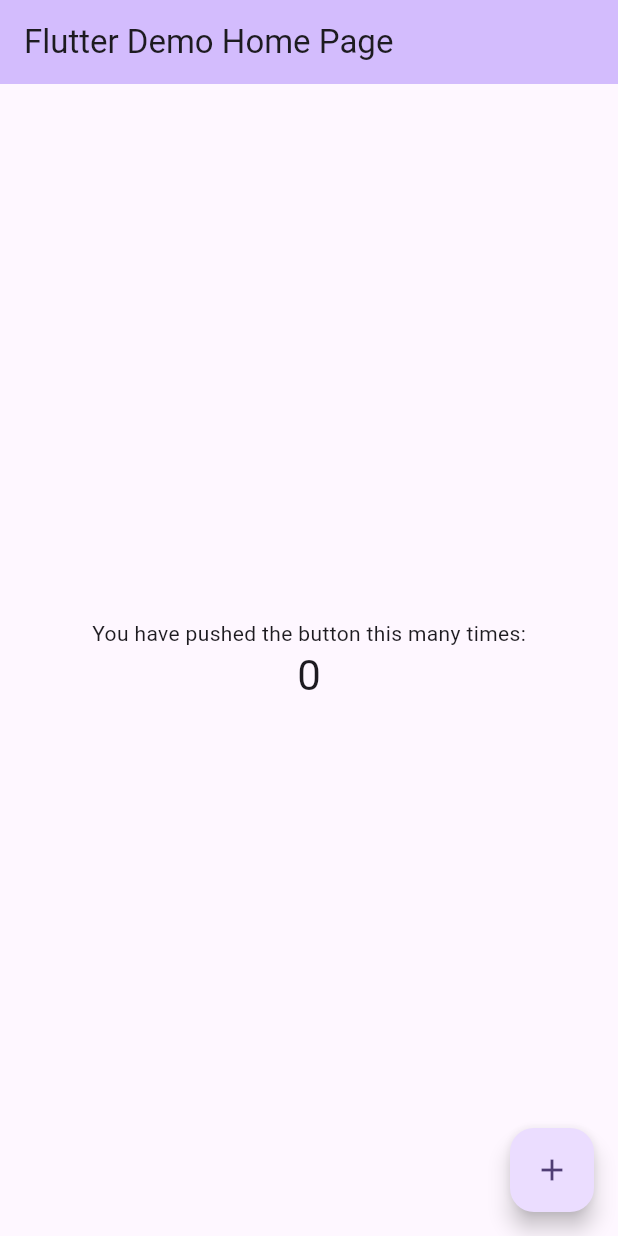
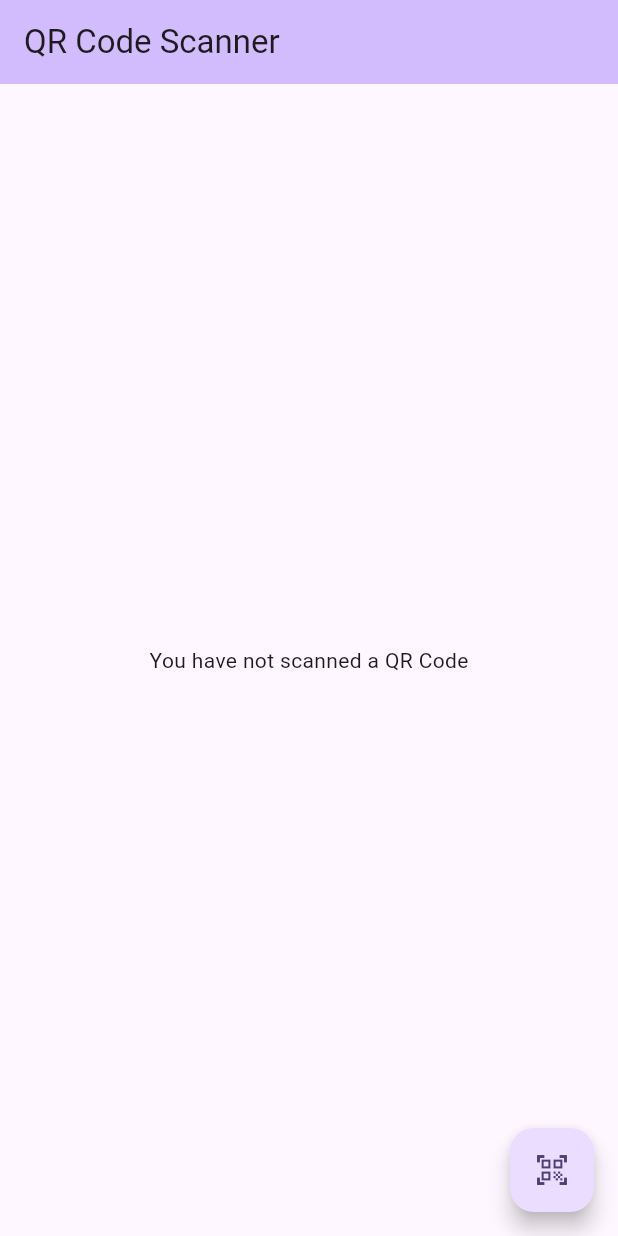
Before and after one commit to Umme-R/safe_scan_flutter, a Flutter app: the screen it shows after launch, on a phone screen of 412 x 824 dp. Run offline on Flutter 3.47's test engine with Material 3 defaults, Android fonts, the phone set to English and light mode, and no system bars; missing offline and left inert: mobile_scanner.

Commit message:
base qr code scanner implemented

```diff
--- a/lib/main.dart
+++ b/lib/main.dart
@@ -1,4 +1,6 @@
 import 'package:flutter/material.dart';
+import 'package:safe_scan_flutter/qr_code_scanner.dart';
+
 
 void main() {
   runApp(const MyApp());
@@ -11,111 +13,42 @@ class MyApp extends StatelessWidget {
   @override
   Widget build(BuildContext context) {
     return MaterialApp(
-      title: 'Flutter Demo',
-      theme: ThemeData(
-        // This is the theme of your application.
-        //
-        // TRY THIS: Try running your application with "flutter run". You'll see
-        // the application has a purple toolbar. Then, without quitting the app,
-        // try changing the seedColor in the colorScheme below to Colors.green
-        // and then invoke "hot reload" (save your changes or press the "hot
-        // reload" button in a Flutter-supported IDE, or press "r" if you used
-        // the command line to start the app).
-        //
-        // Notice that the counter didn't reset back to zero; the application
-        // state is not lost during the reload. To reset the state, use hot
-        // restart instead.
-        //
-        // This works for code too, not just values: Most code changes can be
-        // tested with just a hot reload.
-        colorScheme: .fromSeed(seedColor: Colors.deepPurple),
-      ),
-      home: const MyHomePage(title: 'Flutter Demo Home Page'),
+      title: 'Flutter QR Code Scanner Demo',
+      theme: ThemeData(colorScheme: ColorScheme.fromSeed(seedColor: Colors.deepPurple)),
+      home: const MyHomePage(title: 'QR Code Scanner'),
     );
   }
 }
 
+
 class MyHomePage extends StatefulWidget {
+  final String title;
+
   const MyHomePage({super.key, required this.title});
-
-  // This widget is the home page of your application. It is stateful, meaning
-  // that it has a State object (defined below) that contains fields that affect
-  // how it looks.
-
-  // This class is the configuration for the state. It holds the values (in this
-  // case the title) provided by the parent (in this case the App widget) and
-  // used by the build method of the State. Fields in a Widget subclass are
-  // always marked "final".
-
-  final String title;
 
   @override
   State<MyHomePage> createState() => _MyHomePageState();
 }
 
 class _MyHomePageState extends State<MyHomePage> {
-  int _counter = 0;
-
-  void _incrementCounter() {
-    setState(() {
-      // This call to setState tells the Flutter framework that something has
-      // changed in this State, which causes it to rerun the build method below
-      // so that the display can reflect the updated values. If we changed
-      // _counter without calling setState(), then the build method would not be
-      // called again, and so nothing would appear to happen.
-      _counter++;
-    });
-  }
+  String? qrCodeValue;
 
   @override
   Widget build(BuildContext context) {
-    // This method is rerun every time setState is called, for instance as done
-    // by the _incrementCounter method above.
-    //
-    // The Flutter framework has been optimized to make rerunning build methods
-    // fast, so that you can just rebuild anything that needs updating rather
-    // than having to individually change instances of widgets.
     return Scaffold(
-      appBar: AppBar(
-        // TRY THIS: Try changing the color here to a specific color (to
-        // Colors.amber, perhaps?) and trigger a hot reload to see the AppBar
-        // change color while the other colors stay the same.
-        backgroundColor: Theme.of(context).colorScheme.inversePrimary,
-        // Here we take the value from the MyHomePage object that was created by
-        // the App.build method, and use it to set our appbar title.
-        title: Text(widget.title),
-      ),
+      appBar: AppBar(backgroundColor: Theme.of(context).colorScheme.inversePrimary, title: Text(widget.title)),
       body: Center(
-        // Center is a layout widget. It takes a single child and positions it
-        // in the middle of the parent.
         child: Column(
-          // Column is also a layout widget. It takes a list of children and
-          // arranges them vertically. By default, it sizes itself to fit its
-          // children horizontally, and tries to be as tall as its parent.
-          //
-          // Column has various properties to control how it sizes itself and
-          // how it positions its children. Here we use mainAxisAlignment to
-          // center the children vertically; the main axis here is the vertical
-          // axis because Columns are vertical (the cross axis would be
-          // horizontal).
-          //
-          // TRY THIS: Invoke "debug painting" (choose the "Toggle Debug Paint"
-          // action in the IDE, or press "p" in the console), to see the
-          // wireframe for each widget.
-          mainAxisAlignment: .center,
-          children: [
-            const Text('You have pushed the button this many times:'),
-            Text(
-              '$_counter',
-              style: Theme.of(context).textTheme.headlineMedium,
-            ),
-          ],
+          mainAxisAlignment: MainAxisAlignment.center,
+          children: <Widget>[Text(qrCodeValue ?? 'You have not scanned a QR Code')],
         ),
       ),
       floatingActionButton: FloatingActionButton(
-        onPressed: _incrementCounter,
-        tooltip: 'Increment',
-        child: const Icon(Icons.add),
+        onPressed: () async {
+          qrCodeValue = await Navigator.push(context, MaterialPageRoute(builder: (context) => QrCodeScanner()));
+          setState(() {});
+        },
+        child: const Icon(Icons.qr_code_scanner),
       ),
     );
   }
--- a/pubspec.yaml
+++ b/pubspec.yaml
@@ -45,6 +45,7 @@ dev_dependencies:
   # package. See that file for information about deactivating specific lint
   # rules and activating additional ones.
   flutter_lints: ^6.0.0
+  mobile_scanner: ^7.0.1
 
 # For information on the generic Dart part of this file, see the
 # following page: https://dart.dev/tools/pub/pubspec
```
Also changed, not shown: lib/qr_code_scanner.dart (added, +81 -0 lines), lib/scanner_overlay_painter.dart (added, +78 -0 lines), pubspec.lock, 1 other file.
